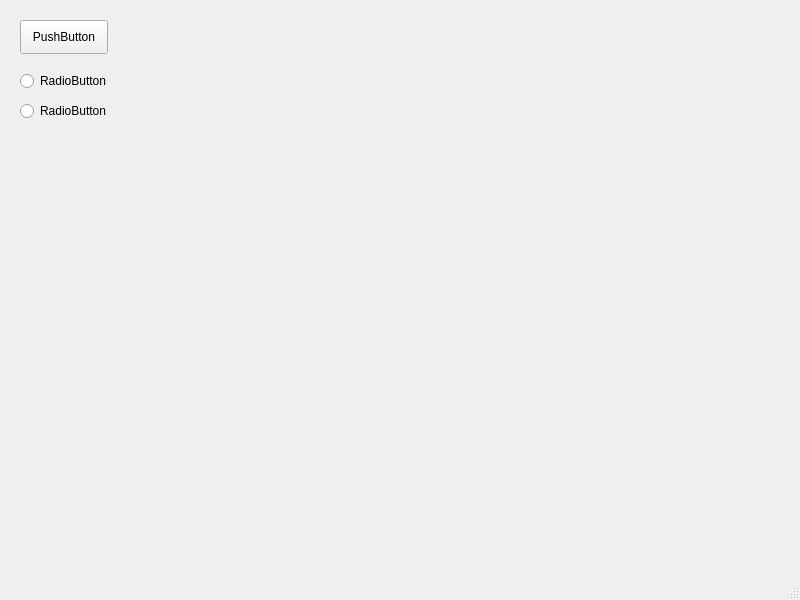
wladbelsky/phonebook, file ui/main.ui: the form before one commit.
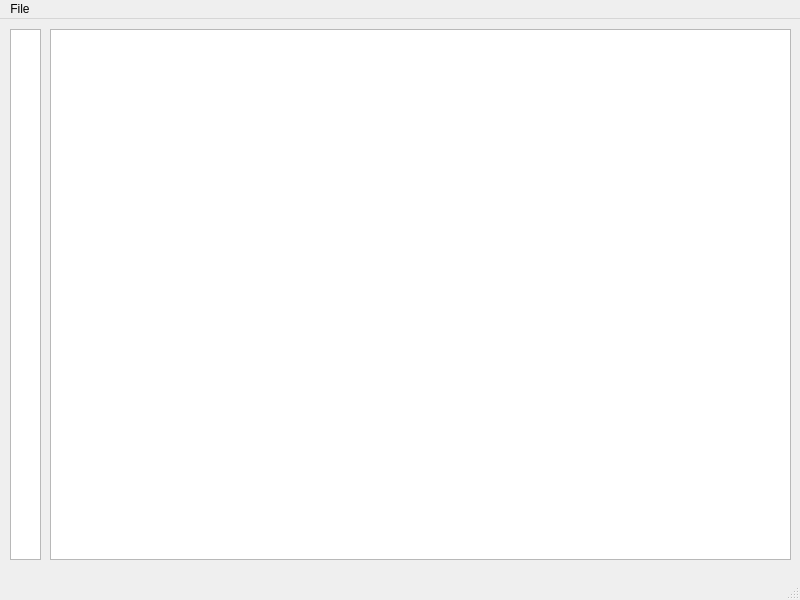
The form after the commit.

Commit message: display contact list

```diff
--- a/ui/main.ui
+++ b/ui/main.ui
@@ -14,43 +14,30 @@
    <string>MainWindow</string>
   </property>
   <widget class="QWidget" name="centralwidget">
-   <widget class="QPushButton" name="testButton">
+   <widget class="QTableView" name="phone_book_table">
     <property name="geometry">
      <rect>
-      <x>20</x>
-      <y>20</y>
-      <width>88</width>
-      <height>34</height>
+      <x>50</x>
+      <y>10</y>
+      <width>741</width>
+      <height>531</height>
      </rect>
     </property>
-    <property name="text">
-     <string>PushButton</string>
+    <property name="sizePolicy">
+     <sizepolicy hsizetype="Maximum" vsizetype="Maximum">
+      <horstretch>0</horstretch>
+      <verstretch>0</verstretch>
+     </sizepolicy>
     </property>
    </widget>
-   <widget class="QRadioButton" name="radioButton">
+   <widget class="QListView" name="alphabet_director">
     <property name="geometry">
      <rect>
-      <x>20</x>
-      <y>70</y>
-      <width>105</width>
-      <height>22</height>
+      <x>10</x>
+      <y>10</y>
+      <width>31</width>
+      <height>531</height>
      </rect>
-    </property>
-    <property name="text">
-     <string>RadioButton</string>
-    </property>
-   </widget>
-   <widget class="QRadioButton" name="radioButton_2">
-    <property name="geometry">
-     <rect>
-      <x>20</x>
-      <y>100</y>
-      <width>105</width>
-      <height>22</height>
-     </rect>
-    </property>
-    <property name="text">
-     <string>RadioButton</string>
     </property>
    </widget>
   </widget>
@@ -60,9 +47,16 @@
      <x>0</x>
      <y>0</y>
      <width>800</width>
-     <height>30</height>
+     <height>28</height>
     </rect>
    </property>
+   <widget class="QMenu" name="menuFile">
+    <property name="title">
+     <string>File</string>
+    </property>
+    <addaction name="actionRefresh"/>
+   </widget>
+   <addaction name="menuFile"/>
   </widget>
   <widget class="QStatusBar" name="statusbar"/>
  </widget>
```
Left out of the diff: 5 changed lines with no effect on the pictures. The commit also changes 4 other files.
